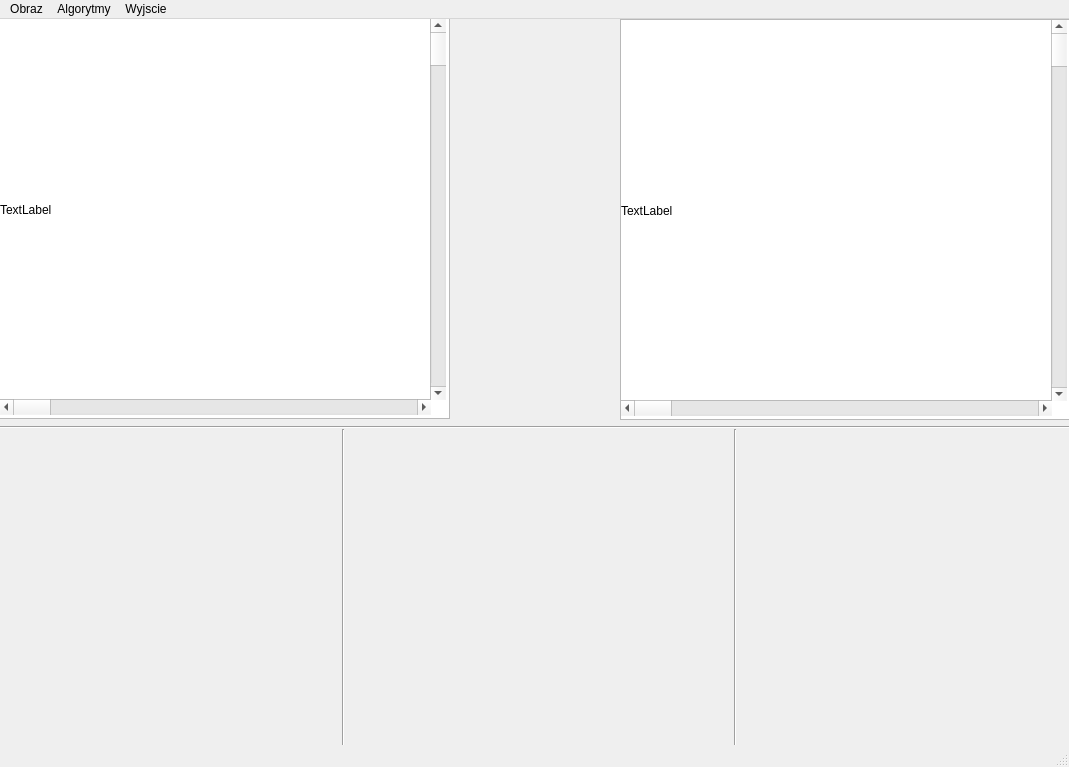
The window that GUI4OpenCV/GUI4OpenCV.ui (WonderWoman2020/GUI4OpenCV) describes before a commit, drawn with Qt 5.
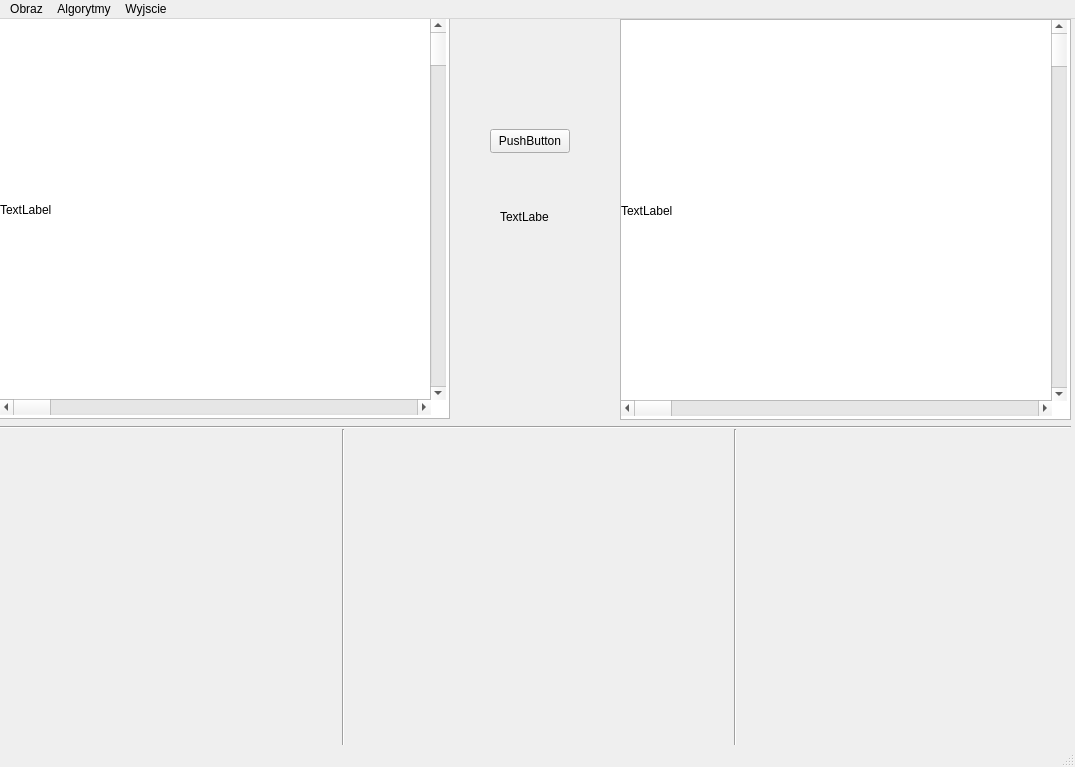
The same window after the commit.

Commit message: Testing some Qt mechanisms

```diff
--- a/GUI4OpenCV/GUI4OpenCV.ui
+++ b/GUI4OpenCV/GUI4OpenCV.ui
@@ -6,7 +6,7 @@
    <rect>
     <x>0</x>
     <y>0</y>
-    <width>1069</width>
+    <width>1075</width>
     <height>767</height>
    </rect>
   </property>
@@ -227,13 +227,39 @@
      </property>
     </widget>
    </widget>
+   <widget class="QPushButton" name="pushButton">
+    <property name="geometry">
+     <rect>
+      <x>490</x>
+      <y>110</y>
+      <width>80</width>
+      <height>24</height>
+     </rect>
+    </property>
+    <property name="text">
+     <string>PushButton</string>
+    </property>
+   </widget>
+   <widget class="QLabel" name="label_3">
+    <property name="geometry">
+     <rect>
+      <x>500</x>
+      <y>190</y>
+      <width>49</width>
+      <height>16</height>
+     </rect>
+    </property>
+    <property name="text">
+     <string>TextLabel</string>
+    </property>
+   </widget>
   </widget>
   <widget class="QMenuBar" name="menuBar">
    <property name="geometry">
     <rect>
      <x>0</x>
      <y>0</y>
-     <width>1069</width>
+     <width>1075</width>
      <height>21</height>
     </rect>
    </property>
```
The commit also changes 2 other files.
